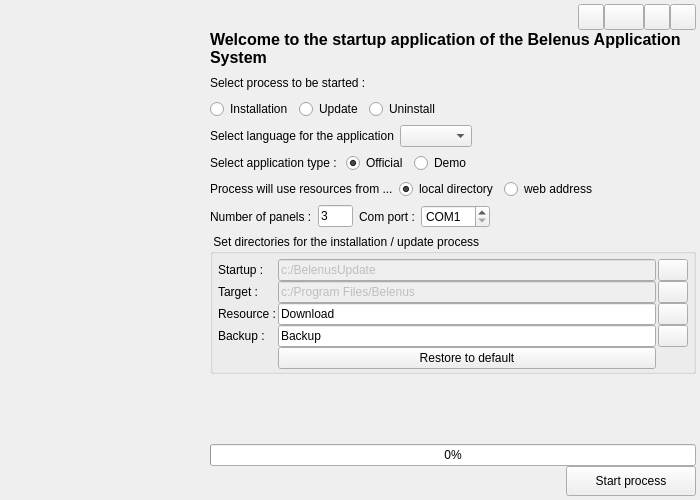
Above: Startup/mainwindow.ui from tbikfalvi/Belenus before the change. Below: the same form after it.
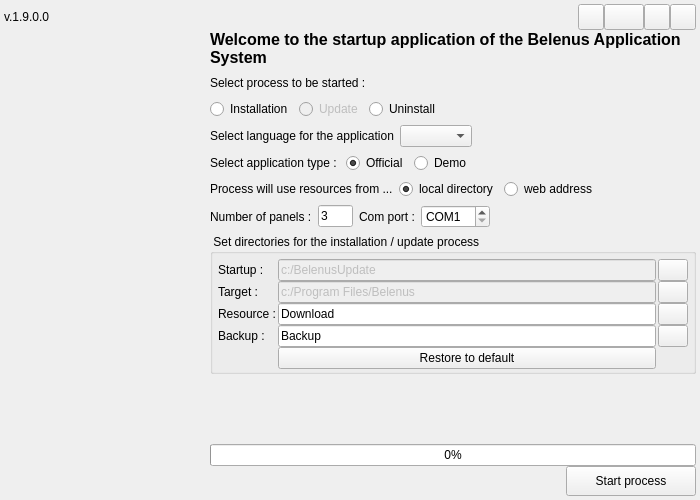
That is the form after the change. Icons and pictures are not drawn.

```diff
--- a/Startup/mainwindow.ui
+++ b/Startup/mainwindow.ui
@@ -47,6 +47,13 @@
       <property name="spacing">
        <number>0</number>
       </property>
+      <item>
+       <widget class="QLabel" name="lblVersion">
+        <property name="text">
+         <string>v.1.9.0.0</string>
+        </property>
+       </widget>
+      </item>
       <item>
        <spacer name="horizontalSpacer_7">
         <property name="orientation">
@@ -268,6 +275,9 @@
           </item>
           <item>
            <widget class="QRadioButton" name="rbProcessUpdate">
+            <property name="enabled">
+             <bool>false</bool>
+            </property>
             <property name="text">
              <string>Update</string>
             </property>
```
Left out of the diff: 2 changed lines with no effect on the pictures.
